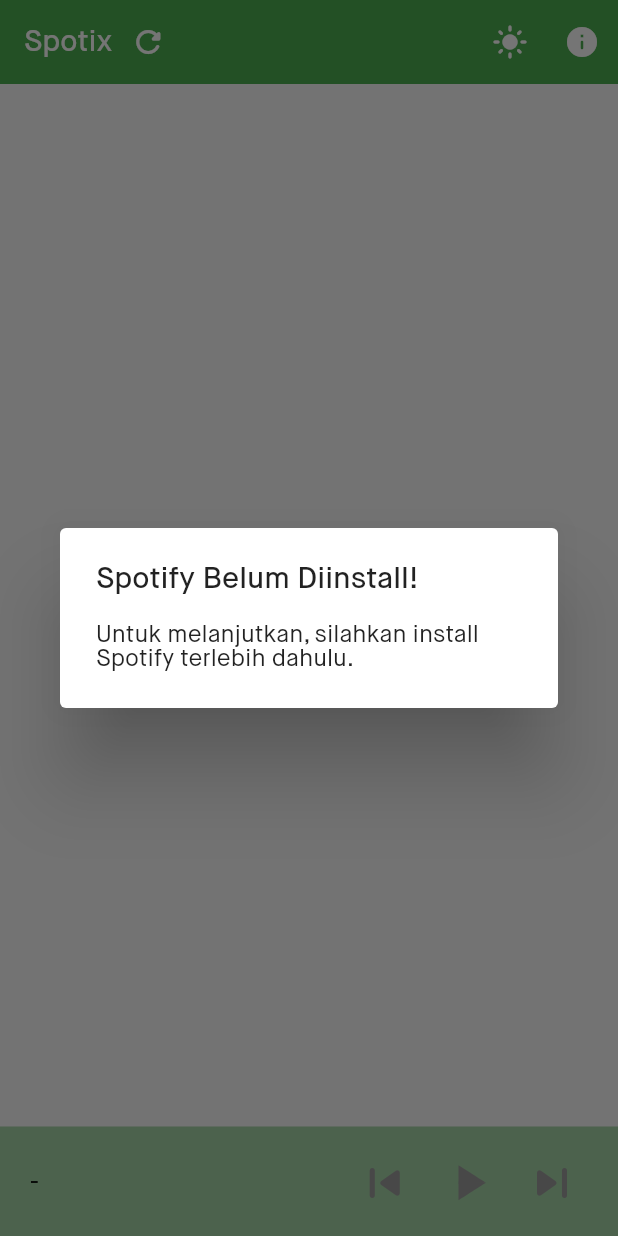
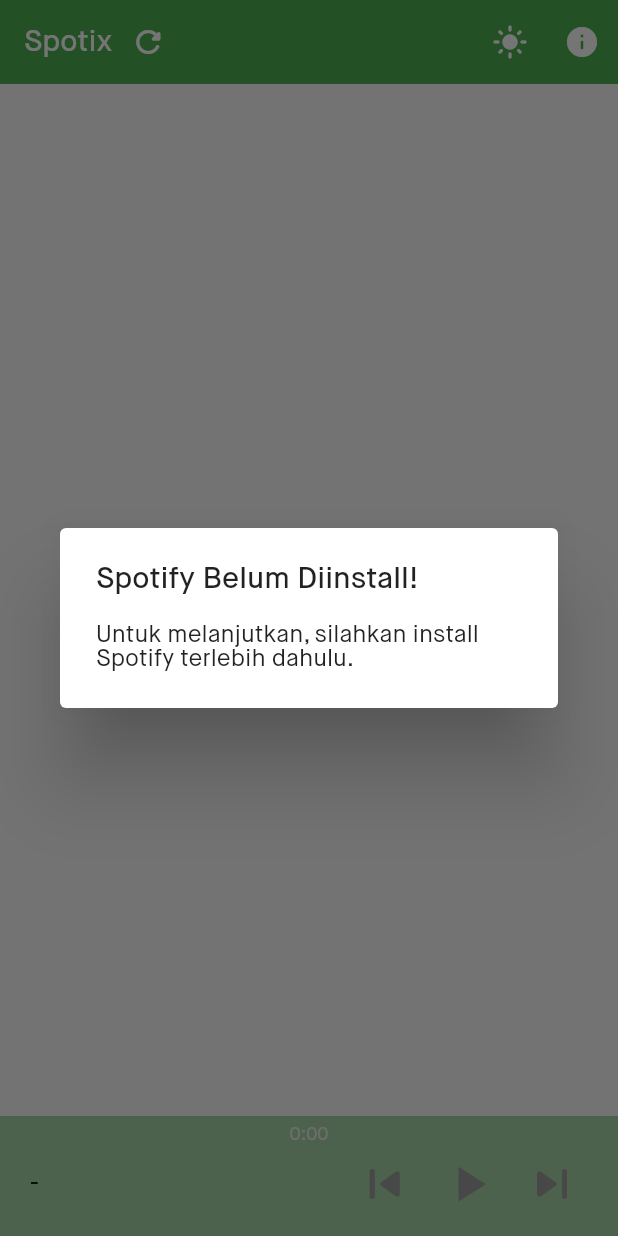
Before and after one commit to iandis/spotix, a Flutter app: the screen it shows after launch, on a phone screen of 412 x 824 dp. Run offline on Flutter 3.47's test engine with Material 2 defaults, Android fonts, the phone set to English and light mode, and no system bars; our stand-ins replace cached_network_image, equatable, get_it, package_info_plus, rxdart, shared_preferences.

Commit message:
feat: add playback position text

```diff
--- a/lib/app_colors.dart
+++ b/lib/app_colors.dart
@@ -5,4 +5,6 @@ import 'package:flutter/material.dart';
 abstract class AppColors {
 
   static const MaterialColor primarySwatch = Colors.green;
+
+  static const Color grey200 = Color(0xFFEEEEEE);
 }
--- a/lib/app_text_styles.dart
+++ b/lib/app_text_styles.dart
@@ -1,4 +1,5 @@
 import 'package:flutter/widgets.dart';
+import 'package:spotix/app_colors.dart';
 
 abstract class AppTextStyles {
   static const String fontFamily = 'Maison Neue';
@@ -28,4 +29,13 @@ abstract class AppTextStyles {
     fontSize: 14,
     fontWeight: FontWeight.w300,
   );
+
+  static const TextStyle caption = TextStyle(
+    fontSize: 12,
+  );
+
+  static const TextStyle hint = TextStyle(
+    color: AppColors.grey200,
+    fontSize: 12,
+  );
 }
--- a/lib/track_playback_position_container.dart
+++ b/lib/track_playback_position_container.dart
@@ -3,7 +3,9 @@ import 'dart:async';
 import 'package:flutter/material.dart';
 import 'package:spotify_client/spotify_client.dart';
 import 'package:spotix/app_colors.dart';
+import 'package:spotix/app_text_styles.dart';
 import 'package:spotix/di.dart';
+import 'package:spotix/extensions/num_extensions.dart';
 import 'package:spotix/listeners/player_state_listener.dart';
 
 class TrackPlaybackPositionContainer extends StatefulWidget {
@@ -37,7 +39,12 @@ class _TrackPlaybackPositionContainerState
           animation: _playbackPositionController,
           builder: (_, __) {
             final double currentProgress = _playbackPositionController.value;
-            return Container(
+            final double currentPositionTime =
+                currentProgress * (_previousState.track?.duration ?? 0);
+            return Column(
+              crossAxisAlignment: CrossAxisAlignment.start,
+              children: <Widget>[
+                Container(
                   width: currentProgress * maxWidth,
                   height: 3,
                   decoration: const BoxDecoration(
@@ -46,6 +53,18 @@ class _TrackPlaybackPositionContainerState
                       right: Radius.circular(2),
                     ),
                   ),
+                ),
+                const SizedBox(height: 4),
+                SizedBox(
+                  width: maxWidth,
+                  child: Center(
+                    child: Text(
+                      currentPositionTime.inTime,
+                      style: AppTextStyles.hint,
+                    ),
+                  ),
+                ),
+              ],
             );
           },
         );
@@ -105,12 +124,17 @@ class _TrackPlaybackPositionContainerState
       return _playbackPositionController.stop();
     } else if (!newState.isPaused && oldState.isPaused) {
       _playbackPositionController.forward();
-    } else if (newState.track != null) {
+    } else if (newState.track != null && oldState.track != null) {
+      if ((newState.playbackPosition - oldState.playbackPosition).abs() > 200) {
         await _playbackPositionController.animateTo(
           newState.playbackPosition / newState.track!.duration,
           duration: _reverseDuration,
           curve: Curves.fastLinearToSlowEaseIn,
         );
+      } else {
+        _playbackPositionController.value =
+            newState.playbackPosition / newState.track!.duration;
+      }
       return _playbackPositionController.forward();
     }
   }
@@ -121,6 +145,7 @@ class _TrackPlaybackPositionContainerState
       duration: _reverseDuration,
       curve: Curves.fastLinearToSlowEaseIn,
     );
+    _playbackPositionController.reset();
     _playbackPositionController
       ..duration = state.track == null
           ? Duration.zero
--- a/lib/track_player_container.dart
+++ b/lib/track_player_container.dart
@@ -28,17 +28,14 @@ class _TrackPlayerContainerState extends State<TrackPlayerContainer>
   @override
   Widget build(BuildContext context) {
     return Container(
-      height: 73,
+      height: 80,
       color: Theme.of(context).backgroundColor,
       child: Column(
         crossAxisAlignment: CrossAxisAlignment.start,
         children: <Widget>[
           const TrackPlaybackPositionContainer(),
           Padding(
-            padding: const EdgeInsets.symmetric(
-              horizontal: 20,
-              vertical: 12,
-            ),
+            padding: const EdgeInsets.fromLTRB(20, 4, 20, 8),
             child: StreamBuilder<SpotifyPlayerState>(
               initialData: SpotifyPlayerState.defaultValue,
               stream: _playerStateListener.onChanged,
```
Also changed, not shown: lib/extensions/num_extensions.dart (added, +13 -0 lines). Lines whose indentation alone changed are shown as unchanged.
